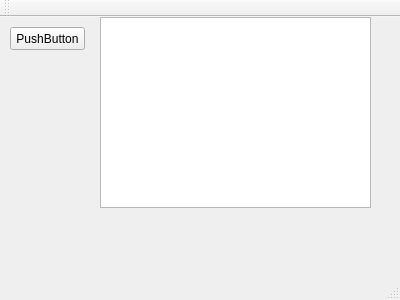
First picture: the form in mainwindow.ui, repository Radzhab/QTparser, before the edit.
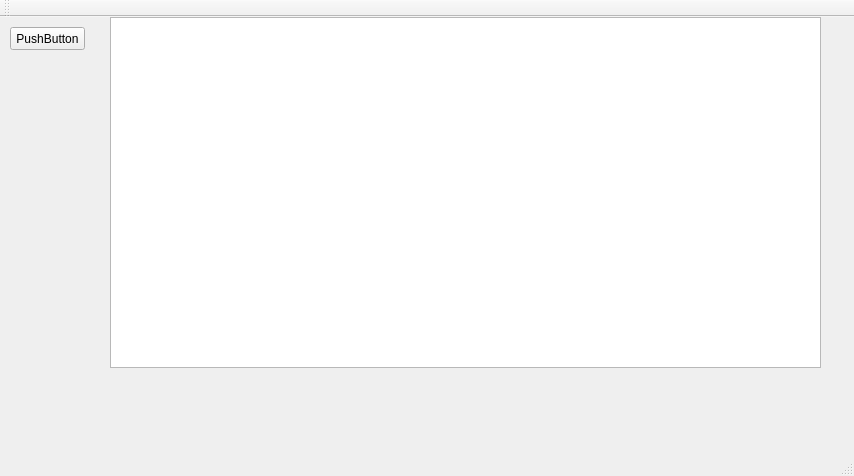
Second picture: the form after the edit.

Diff of the .ui file:
```diff
--- a/mainwindow.ui
+++ b/mainwindow.ui
@@ -6,8 +6,8 @@
    <rect>
     <x>0</x>
     <y>0</y>
-    <width>400</width>
-    <height>300</height>
+    <width>854</width>
+    <height>476</height>
    </rect>
   </property>
   <property name="windowTitle">
@@ -27,13 +27,13 @@
      <string>PushButton</string>
     </property>
    </widget>
-   <widget class="QTextEdit" name="textEdit">
+   <widget class="QPlainTextEdit" name="plainTextEdit">
     <property name="geometry">
      <rect>
-      <x>100</x>
+      <x>110</x>
       <y>0</y>
-      <width>271</width>
-      <height>191</height>
+      <width>711</width>
+      <height>351</height>
      </rect>
     </property>
    </widget>
```
Left out of the diff: 2 changed lines with no effect on the pictures.
